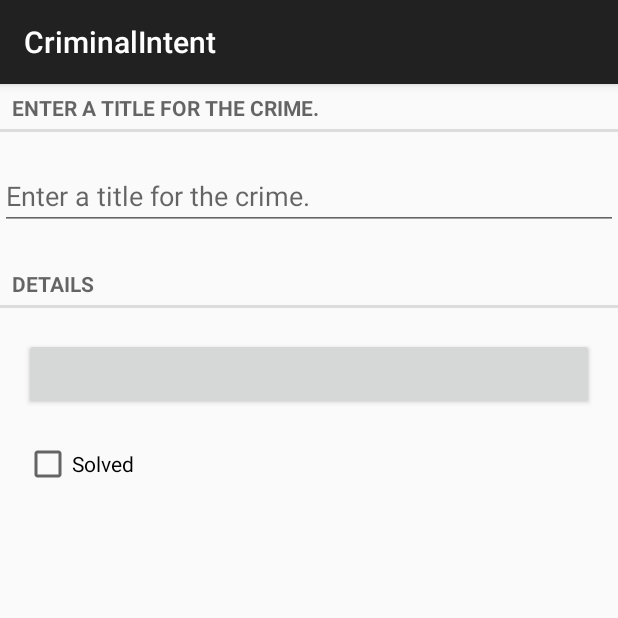
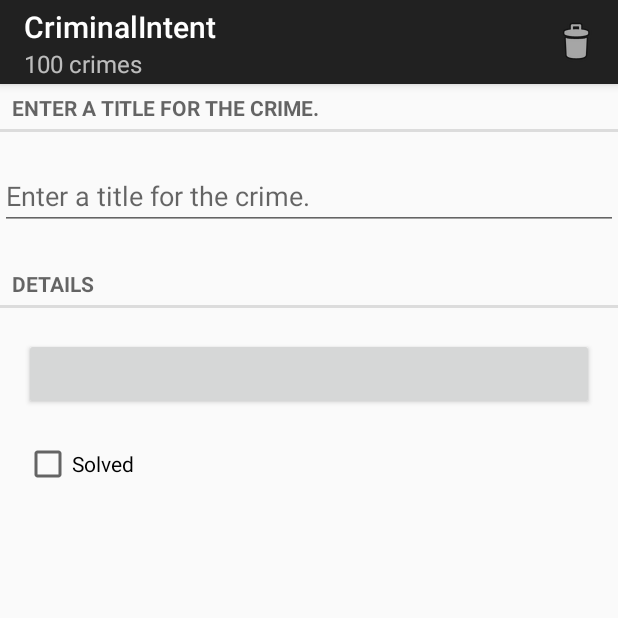
Before and after one commit to remirobert/CriminalIntent, an Android app: the fragment CrimeFragment placed in its activity, on a phone screen of 412 x 824 dp, the top half of it. Run offline under Robolectric (Android 15) with nearby library versions, the phone set to English and light mode, and no system bars; our stand-ins replace RxJava; 4 statements that could not run were skipped.

Commit message:
add delete action toolbar for crime fragment

```diff
--- a/app/src/main/AndroidManifest.xml
+++ b/app/src/main/AndroidManifest.xml
@@ -15,7 +15,10 @@
                 <category android:name="android.intent.category.LAUNCHER"/>
             </intent-filter>
         </activity>
-        <activity android:name=".CrimePagerActivity" android:label="@string/app_name"/>
+        <activity android:name=".CrimePagerActivity"
+                  android:label="@string/app_name"
+                  android:parentActivityName=".CrimeListActivity"
+            />
     </application>
 
 </manifest>
--- a/app/src/main/java/com/remirobert/android/criminalintent/CrimeFragment.java
+++ b/app/src/main/java/com/remirobert/android/criminalintent/CrimeFragment.java
@@ -9,6 +9,9 @@ import android.support.annotation.Nullable;
 import android.text.Editable;
 import android.text.TextWatcher;
 import android.view.LayoutInflater;
+import android.view.Menu;
+import android.view.MenuInflater;
+import android.view.MenuItem;
 import android.view.View;
 import android.view.ViewGroup;
 import android.widget.Button;
@@ -67,11 +70,30 @@ public class CrimeFragment extends Fragment {
         }
     }
 
+    @Override
+     public boolean onOptionsItemSelected(MenuItem item) {
+         switch (item.getItemId()) {
+             case R.id.menu_item_delete_crime:
+                 CrimeLab.get().deleteCrime(mCrime);
+                 getActivity().finish();
+                 return true;
+             default:
+                 return super.onOptionsItemSelected(item);
+         }
+     }
+
+    @Override
+    public void onCreateOptionsMenu(Menu menu, MenuInflater inflater) {
+        super.onCreateOptionsMenu(menu, inflater);
+        inflater.inflate(R.menu.fragment_crime, menu);
+    }
+
     @Nullable
     @Override
     public View onCreateView(LayoutInflater inflater, ViewGroup container, Bundle savedInstanceState) {
         View view = inflater.inflate(R.layout.fragment_crime, container, false);
 
+        setHasOptionsMenu(true);
         mDateButton = (Button) view.findViewById(R.id.crime_date);
         mDateButton.setText(mCrime.getDate().toString());
 
--- a/app/src/main/java/com/remirobert/android/criminalintent/CrimeLab.java
+++ b/app/src/main/java/com/remirobert/android/criminalintent/CrimeLab.java
@@ -38,6 +38,10 @@ public class CrimeLab {
         return sCrimeLab;
     }
 
+    public void deleteCrime(Crime crime) {
+        mCrimeList.remove(crime);
+    }
+
     public void addCrime(Crime crime) {
         mCrimeList.add(crime);
     }
--- a/app/src/main/java/com/remirobert/android/criminalintent/CrimeListFragment.java
+++ b/app/src/main/java/com/remirobert/android/criminalintent/CrimeListFragment.java
@@ -4,6 +4,7 @@ import android.app.Fragment;
 import android.content.Intent;
 import android.os.Bundle;
 import android.support.annotation.Nullable;
+import android.support.v7.app.AppCompatActivity;
 import android.support.v7.widget.LinearLayoutManager;
 import android.support.v7.widget.RecyclerView;
 import android.view.LayoutInflater;
@@ -35,6 +36,13 @@ public class CrimeListFragment extends Fragment {
 //        }
     }
 
+    private void updateSubtitle() {
+        int crimeCount = CrimeLab.get().getCrimeList().size();
+        String subtitle = getString(R.string.subtitle_format, crimeCount);
+        AppCompatActivity activity = (AppCompatActivity) getActivity();
+        activity.getSupportActionBar().setSubtitle(subtitle);
+    }
+
     @Override
     public boolean onOptionsItemSelected(MenuItem item) {
         switch (item.getItemId()) {
@@ -59,6 +67,7 @@ public class CrimeListFragment extends Fragment {
     public void onResume() {
         super.onResume();
         mCrimeAdapter.notifyDataSetChanged();
+        updateSubtitle();
     }
 
     @Nullable
@@ -78,7 +87,6 @@ public class CrimeListFragment extends Fragment {
                 onClick(crime);
             }
         });
-
         return view;
     }
 
--- /dev/null
+++ b/app/src/main/res/menu/fragment_crime.xml
@@ -0,0 +1,11 @@
+<?xml version="1.0" encoding="utf-8"?>
+<menu xmlns:android="http://schemas.android.com/apk/res/android"
+      xmlns:app="http://schemas.android.com/apk/res-auto">
+
+    <item
+        android:id="@+id/menu_item_delete_crime"
+        android:icon="@android:drawable/ic_menu_delete"
+        android:title="@string/delete_crime"
+        app:showAsAction="ifRoom|withText"/>
+
+</menu>
--- a/app/src/main/res/values/strings.xml
+++ b/app/src/main/res/values/strings.xml
@@ -6,7 +6,8 @@
     <string name="crime_solved_label">Solved</string>
     <string name="date_picker_title">Date of crime:</string>
     <string name="new_crime">New Crime</string>
+    <string name="delete_crime">Delete Crime</string>
     <string name="show_subtitle">Show Subtitle</string>
     <string name="hide_subtitle">Hide Subtitle</string>
-    <string name="subtitle_format">%1$s crimes</string>
+    <string name="subtitle_format">%1$d crimes</string>
 </resources>
```
Also changed, not shown: 1 other file.
